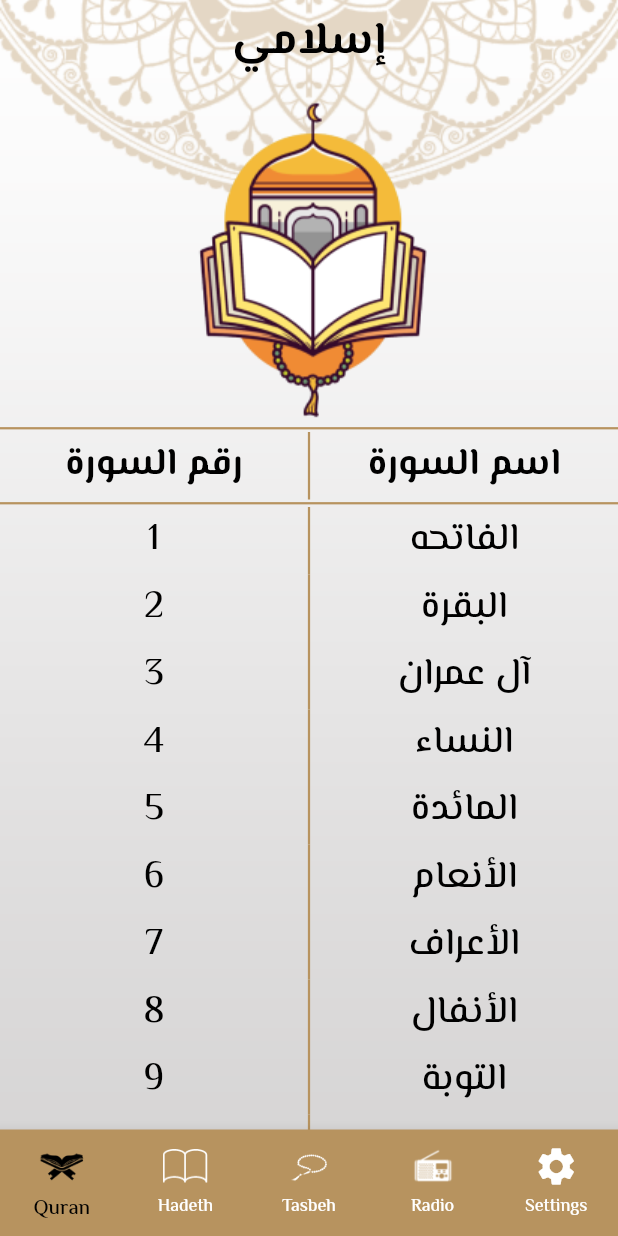
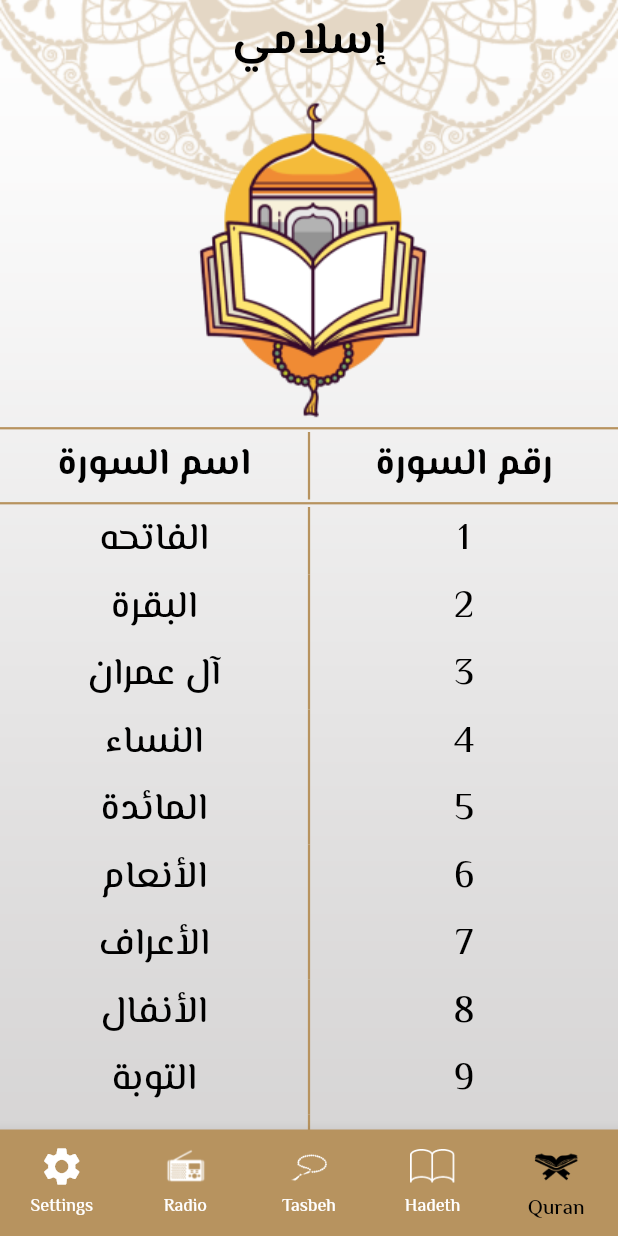
Before and after one commit to salmaHamza83934/islami_app, a Flutter app: the screen it shows after launch, on a phone screen of 412 x 824 dp. Run offline on Flutter 3.47's test engine with Material 2 defaults, Android fonts, the phone set to English and light mode, and no system bars; our stand-ins replace google_fonts; generated files the repository leaves out were written again.

Commit message:
app localization.

```diff
--- /dev/null
+++ b/l10n.yaml
@@ -0,0 +1,3 @@
+arb-dir: lib/l10n
+template-arb-file: app_en.arb
+output-localization-file: app_localizations.dart
--- /dev/null
+++ b/lib/l10n/app_ar.arb
@@ -0,0 +1,6 @@
+{
+  "appTitle": "إسلامي",
+  "suraName": "اسم السورة",
+  "suraNumber": "رقم السورة",
+  "ahadeth": "الأحاديث"
+}
--- /dev/null
+++ b/lib/l10n/app_en.arb
@@ -0,0 +1,6 @@
+{
+  "appTitle": "Islami",
+  "suraName": "sura name",
+  "suraNumber": "sura number",
+  "ahadeth": "Ahadeth"
+}
--- a/lib/layout/home.dart
+++ b/lib/layout/home.dart
@@ -1,4 +1,5 @@
 import 'package:flutter/material.dart';
+import 'package:flutter_gen/gen_l10n/app_localizations.dart';
 import 'package:islami_app/moduls/hadeth/hadeth_view.dart';
 import 'package:islami_app/moduls/quran/quran_view.dart';
 import 'package:islami_app/moduls/radio/radio_view.dart';
@@ -32,7 +33,7 @@ class _HomeScreenState extends State<HomeScreen> {
       ),
       child: Scaffold(
         appBar: AppBar(
-          title: Text('إسلامي'),
+          title: Text(AppLocalizations.of(context)!.appTitle),
         ),
         body: screens[selectedIndex],
         bottomNavigationBar: BottomNavigationBar(
--- a/lib/main.dart
+++ b/lib/main.dart
@@ -1,4 +1,6 @@
 import 'package:flutter/material.dart';
+import 'package:flutter_gen/gen_l10n/app_localizations.dart';
+import 'package:intl/intl.dart';
 import 'package:islami_app/core/theme/application_theme.dart';
 import 'package:islami_app/layout/home.dart';
 import 'package:islami_app/moduls/hadeth/hadeth_details.dart';
@@ -11,12 +13,16 @@ void main() {
 
 class MyApp extends StatelessWidget {
   Widget build(BuildContext context) {
+    bool isRTL = Intl.defaultLocale == 'ar';
     return MaterialApp(
-      debugShowCheckedModeBanner: false,
-      theme: ApplicationTheme.lightTheme,
-      darkTheme: ApplicationTheme.darkTheme,
-      initialRoute: SplashScreen.routeName,
-      routes: {
+        localizationsDelegates: AppLocalizations.localizationsDelegates,
+        supportedLocales: AppLocalizations.supportedLocales,
+        locale: Locale("ar"),
+        debugShowCheckedModeBanner: false,
+        theme: ApplicationTheme.lightTheme,
+        darkTheme: ApplicationTheme.darkTheme,
+        initialRoute: SplashScreen.routeName,
+        routes: {
           SplashScreen.routeName: (context) => SplashScreen(),
           HomeScreen.routeName: (context) => HomeScreen(),
           QuranDetails.routeName: (context) => QuranDetails(),
--- a/lib/moduls/hadeth/hadeth_details.dart
+++ b/lib/moduls/hadeth/hadeth_details.dart
@@ -1,4 +1,5 @@
 import 'package:flutter/material.dart';
+import 'package:flutter_gen/gen_l10n/app_localizations.dart';
 import 'package:islami_app/moduls/hadeth/hadeth_model.dart';
 
 class HadethDetails extends StatelessWidget {
@@ -18,7 +19,7 @@ class HadethDetails extends StatelessWidget {
       )),
       child: Scaffold(
         appBar: AppBar(
-          title: Text('إسلامي'),
+          title: Text(AppLocalizations.of(context)!.appTitle),
         ),
         body: Container(
           margin: EdgeInsets.only(left: 30, right: 30, top: 20, bottom: 100),
--- a/lib/moduls/hadeth/hadeth_view.dart
+++ b/lib/moduls/hadeth/hadeth_view.dart
@@ -1,5 +1,6 @@
 import 'package:flutter/material.dart';
 import 'package:flutter/services.dart';
+import 'package:flutter_gen/gen_l10n/app_localizations.dart';
 import 'package:islami_app/moduls/hadeth/hadeth_details.dart';
 import 'package:islami_app/moduls/hadeth/hadeth_model.dart';
 
@@ -28,7 +29,7 @@ class _HadethViewState extends State<HadethView> {
           color: theme.primaryColor,
         ),
         Text(
-          'الأحاديث',
+          AppLocalizations.of(context)!.ahadeth,
           style: theme.textTheme.bodyLarge,
         ),
         Divider(
--- a/lib/moduls/quran/quran_details.dart
+++ b/lib/moduls/quran/quran_details.dart
@@ -1,5 +1,6 @@
 import 'package:flutter/material.dart';
 import 'package:flutter/services.dart';
+import 'package:flutter_gen/gen_l10n/app_localizations.dart';
 import 'package:islami_app/moduls/quran/sura_model.dart';
 
 class QuranDetails extends StatefulWidget {
@@ -28,7 +29,7 @@ class _QuranDetailsState extends State<QuranDetails> {
       )),
       child: Scaffold(
         appBar: AppBar(
-          title: Text('إسلامي'),
+          title: Text(AppLocalizations.of(context)!.appTitle),
         ),
         body: Container(
           margin: EdgeInsets.only(left: 30, right: 30, top: 20, bottom: 100),
--- a/lib/moduls/quran/quran_view.dart
+++ b/lib/moduls/quran/quran_view.dart
@@ -1,4 +1,5 @@
 import 'package:flutter/material.dart';
+import 'package:flutter_gen/gen_l10n/app_localizations.dart';
 import 'package:islami_app/moduls/quran/quran_details.dart';
 import 'package:islami_app/moduls/quran/quran_item.dart';
 import 'package:islami_app/moduls/quran/sura_model.dart';
@@ -136,7 +137,7 @@ class QuranView extends StatelessWidget {
           children: [
             Expanded(
                 child: Text(
-              'رقم السورة',
+                  AppLocalizations.of(context)!.suraNumber,
               textAlign: TextAlign.center,
               style: theme.textTheme.bodyLarge,
             )),
@@ -146,7 +147,7 @@ class QuranView extends StatelessWidget {
               height: 45,
             ),
             Expanded(
-                child: Text('اسم السورة',
+                child: Text(AppLocalizations.of(context)!.suraName,
                     textAlign: TextAlign.center,
                     style: theme.textTheme.bodyLarge)),
           ],
--- a/lib/moduls/tasbeh/tasbeh_view.dart
+++ b/lib/moduls/tasbeh/tasbeh_view.dart
@@ -77,9 +77,8 @@ class _TasbehViewState extends State<TasbehView> {
   void increaseCounter() {
     setState(() {
       if (counter > 5) {
-        counter = 0; // Reset counter
-        tasbeh.add(
-            tasbeh.removeAt(0)); // Move first element to the end of the list
+        counter = 0;
+        tasbeh.add(tasbeh.removeAt(0));
       }
     });
   }
```
Also changed, not shown: pubspec.yaml (+5 -3 lines), pubspec.lock.
